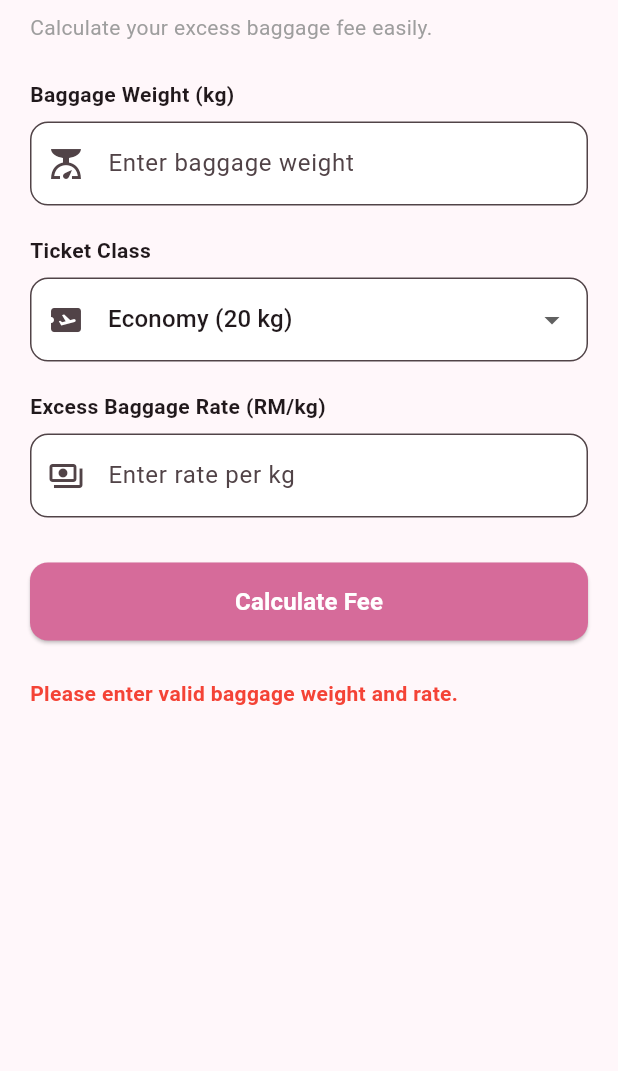
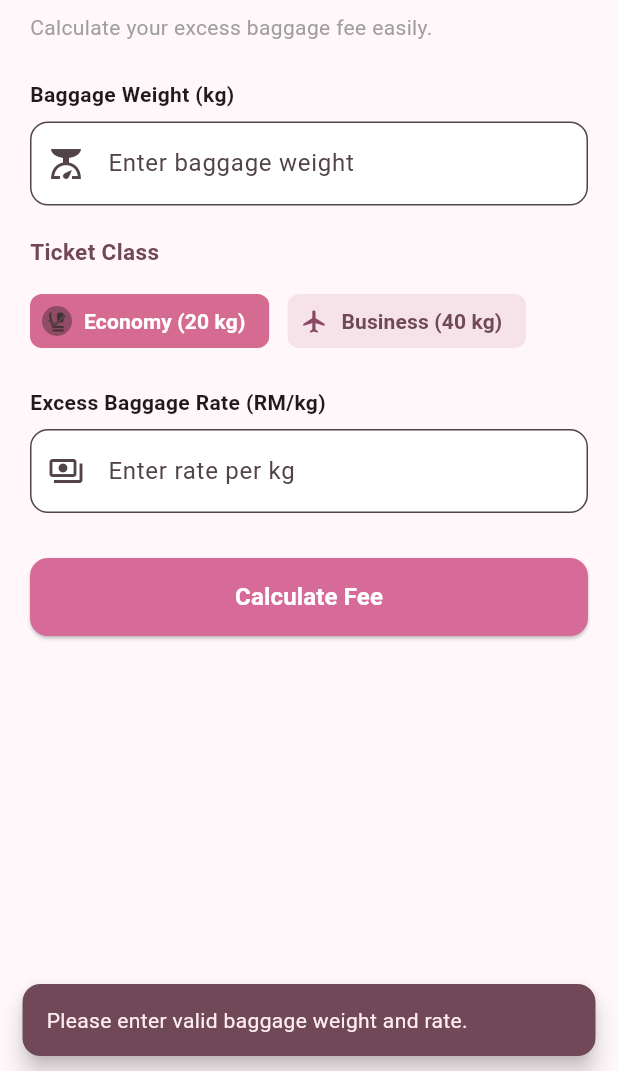
Before and after one commit to amrhmj12/luggify, a Flutter app: the screen it shows after launch, after a tap on "Calculate Fee", on a phone screen of 412 x 824 dp, the part 165-1236 px from its top. Run offline on Flutter 3.47's test engine with Material 3 defaults, Android fonts, the phone set to English and light mode, and no system bars.

Commit message:
Improve Luggify UI design

```diff
--- a/lib/main.dart
+++ b/lib/main.dart
@@ -48,21 +48,34 @@ class _HomePageState extends State<HomePage> {
   double? serviceTax;
   double? totalPayable;
 
-  String? errorMessage;
-
   void calculateFee() {
   final weight = double.tryParse(weightController.text.trim());
   final rate = double.tryParse(rateController.text.trim());
 
   // Validate input
+
 if (weight == null || rate == null || weight < 0 || rate < 0) {
   setState(() {
-      errorMessage = 'Please enter valid baggage weight and rate.';
     excessWeight = null;
     excessCharge = null;
     serviceTax = null;
     totalPayable = null;
   });
+
+  ScaffoldMessenger.of(context).showSnackBar(
+    SnackBar(
+      content: const Text(
+        'Please enter valid baggage weight and rate.',
+      ),
+      backgroundColor: const Color(0xFF704858),
+      behavior: SnackBarBehavior.floating,
+      duration: const Duration(seconds: 3),
+      shape: RoundedRectangleBorder(
+        borderRadius: BorderRadius.circular(12),
+      ),
+    ),
+  );
+
   return;
 }
 
@@ -82,8 +95,35 @@ class _HomePageState extends State<HomePage> {
     excessCharge = charge;
     serviceTax = tax;
     totalPayable = total;
-    errorMessage = null;
   });
+}
+
+
+Widget _resultRow(String label, String value) {
+  return Padding(
+    padding: const EdgeInsets.only(bottom: 14),
+    child: Row(
+      mainAxisAlignment: MainAxisAlignment.spaceBetween,
+      children: [
+        Expanded(
+          child: Text(
+            label,
+            style: const TextStyle(
+              color: Color(0xFF70636A),
+              fontSize: 14,
+            ),
+          ),
+        ),
+        Text(
+          value,
+          style: const TextStyle(
+            fontWeight: FontWeight.w600,
+            color: Color(0xFF51464B),
+          ),
+        ),
+      ],
+    ),
+  );
 }
 
   @override
@@ -224,42 +264,66 @@ class _HomePageState extends State<HomePage> {
 
             const SizedBox(height: 20),
 
+
             // Ticket Class
             const Text(
               'Ticket Class',
-              style: TextStyle(fontWeight: FontWeight.bold),
+              style: TextStyle(
+                fontSize: 15,
+                fontWeight: FontWeight.bold,
+                color: Color(0xFF704858),
+              ),
             ),
 
-            const SizedBox(height: 8),
+            const SizedBox(height: 12),
 
-            DropdownButtonFormField<String>(
-              initialValue: selectedClass,
-              decoration: InputDecoration(
-                prefixIcon: const Icon(Icons.airplane_ticket),
-                filled: true,
-                fillColor: Colors.white,
-                border: OutlineInputBorder(
-                  borderRadius: BorderRadius.circular(12),
+            Wrap(
+              spacing: 12,
+              runSpacing: 10,
+              children: [
+                ChoiceChip(
+                  avatar: const Icon(Icons.flight_class, size: 18),
+                  label: const Text('Economy (20 kg)'),
+                  selected: selectedClass == 'Economy',
+                  selectedColor: const Color(0xFFD66B91),
+                  backgroundColor: const Color(0xFFF5E3E9),
+                  side: BorderSide.none,
+                  labelStyle: TextStyle(
+                    color: selectedClass == 'Economy'
+                        ? Colors.white
+                        : const Color(0xFF704858),
+                    fontWeight: FontWeight.w600,
                   ),
+                  onSelected: (selected) {
+                    setState(() {
+                      selectedClass = 'Economy';
+                    });
+                  },
                 ),
-              items: const [
-                DropdownMenuItem(
-                  value: 'Economy',
-                  child: Text('Economy (20 kg)'),
+
+                ChoiceChip(
+                  avatar: const Icon(Icons.flight, size: 18),
+                  label: const Text('Business (40 kg)'),
+                  selected: selectedClass == 'Business',
+                  selectedColor: const Color(0xFFD66B91),
+                  backgroundColor: const Color(0xFFF5E3E9),
+                  side: BorderSide.none,
+                  labelStyle: TextStyle(
+                    color: selectedClass == 'Business'
+                        ? Colors.white
+                        : const Color(0xFF704858),
+                    fontWeight: FontWeight.w600,
                   ),
-                DropdownMenuItem(
-                  value: 'Business',
-                  child: Text('Business (40 kg)'),
+                  onSelected: (selected) {
+                    setState(() {
+                      selectedClass = 'Business';
+                    });
+                  },
                 ),
               ],
-              onChanged: (value) {
-                if (value != null) {
-                  setState(() {
-                    selectedClass = value;
-                  });
-                }
-              },
             ),
+
+
 
             const SizedBox(height: 20),
 
@@ -311,62 +375,86 @@ class _HomePageState extends State<HomePage> {
             ),
             const SizedBox(height: 25),
 
-            if (errorMessage != null)
-              Text(
-                errorMessage!,
-                style: const TextStyle(
-                  color: Colors.red,
-                  fontWeight: FontWeight.bold,
-                ),
-              ),
-
             if (totalPayable != null)
               Card(
-                color: const Color(0xFFFFE4EE),
-                elevation: 2,
+                color: Colors.white,
+                elevation: 3,
                 shape: RoundedRectangleBorder(
-                  borderRadius: BorderRadius.circular(15),
+                  borderRadius: BorderRadius.circular(20),
                 ),
                 child: Padding(
                   padding: const EdgeInsets.all(20),
                   child: Column(
                     crossAxisAlignment: CrossAxisAlignment.start,
                     children: [
-                      const Text(
-                        'Calculation Results',
+                      const Row(
+                        children: [
+                          Icon(
+                            Icons.receipt_long,
+                            color: Color(0xFFD66B91),
+                          ),
+                          SizedBox(width: 10),
+                          Text(
+                            'Calculation Summary',
                             style: TextStyle(
                               fontSize: 20,
                               fontWeight: FontWeight.bold,
-                          color: Color(0xFFAD527A),
+                              color: Color(0xFF704858),
                             ),
+                          ),
+                        ],
+                      ),
+
+                      const SizedBox(height: 20),
+
+                      _resultRow(
+                        'Excess Baggage Weight',
+                        '${excessWeight!.toStringAsFixed(2)} kg',
+                      ),
+
+                      _resultRow(
+                        'Excess Baggage Charge',
+                        'RM ${excessCharge!.toStringAsFixed(2)}',
+                      ),
+
+                      _resultRow(
+                        'Service Tax (8%)',
+                        'RM ${serviceTax!.toStringAsFixed(2)}',
                       ),
 
                       const SizedBox(height: 15),
 
-                      Text(
-                        'Excess Baggage Weight: ${excessWeight!.toStringAsFixed(2)} kg',
+                      Container(
+                        width: double.infinity,
+                        padding: const EdgeInsets.all(18),
+                        decoration: BoxDecoration(
+                          color: const Color(0xFFF5E3E9),
+                          borderRadius: BorderRadius.circular(15),
+                        ),
+                        child: Column(
+                          crossAxisAlignment: CrossAxisAlignment.start,
+                          children: [
+                            const Text(
+                              'TOTAL PAYABLE',
+                              style: TextStyle(
+                                fontSize: 13,
+                                fontWeight: FontWeight.bold,
+                                color: Color(0xFF704858),
+                                letterSpacing: 1,
+                              ),
                             ),
 
-                      const SizedBox(height: 10),
+                            const SizedBox(height: 8),
 
                             Text(
-                        'Excess Baggage Charge: RM ${excessCharge!.toStringAsFixed(2)}',
+                              'RM ${totalPayable!.toStringAsFixed(2)}',
+                              style: const TextStyle(
+                                fontSize: 28,
+                                fontWeight: FontWeight.bold,
+                                color: Color(0xFFD66B91),
                               ),
-
-                      const SizedBox(height: 10),
-
-                      Text(
-                        'Service Tax (8%): RM ${serviceTax!.toStringAsFixed(2)}',
                             ),
-
-                      const Divider(height: 25),
-
-                      Text(
-                        'Total Payable: RM ${totalPayable!.toStringAsFixed(2)}',
-                        style: const TextStyle(
-                          fontSize: 18,
-                          fontWeight: FontWeight.bold,
-                          color: Color(0xFFAD527A),
+                          ],
                         ),
                       ),
                     ],
```
Lines whose indentation alone changed are shown as unchanged.
